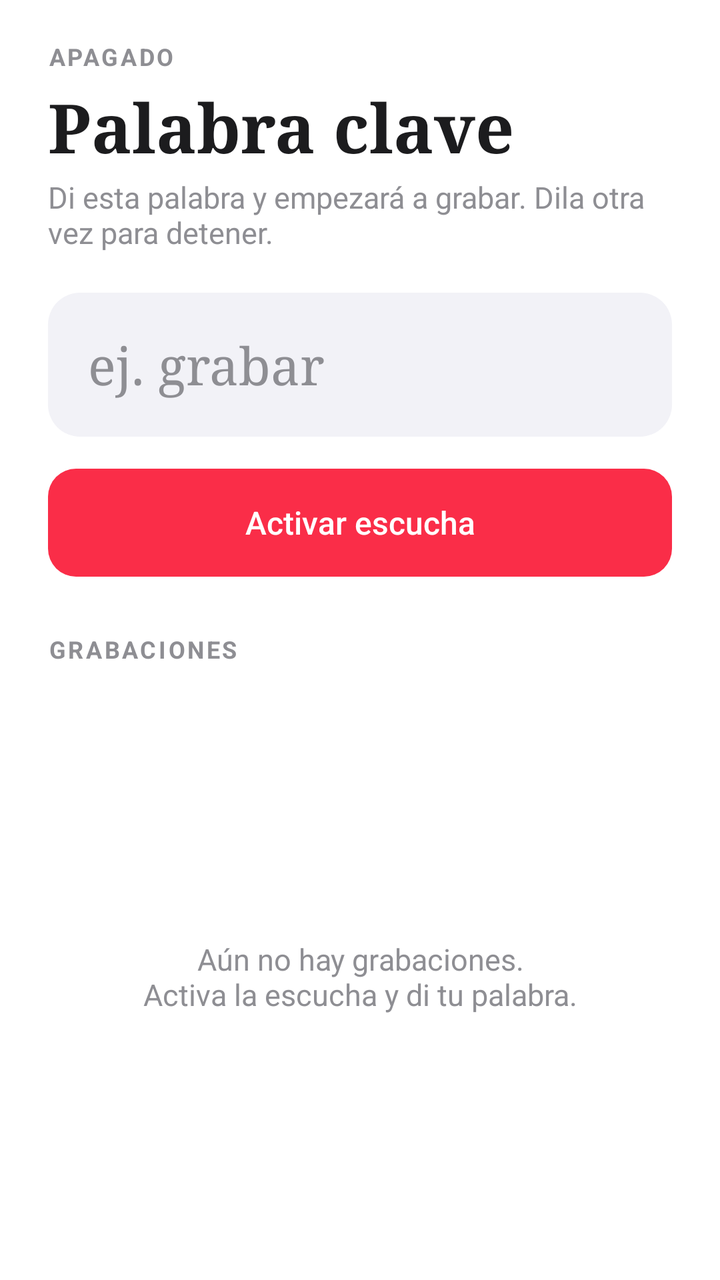
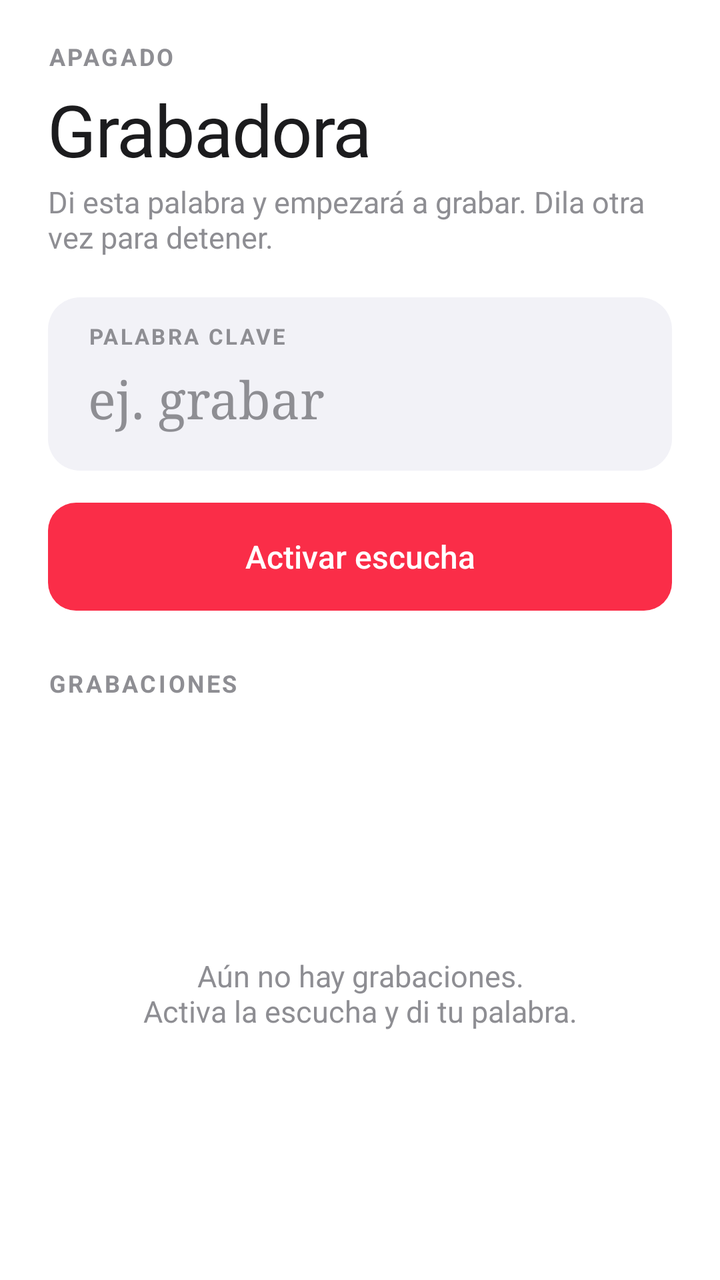

Compare the two renders of this Android layout. The source of the first and the diff that turns it into the second are given below.
<!-- AndroidManifest.xml: application theme Theme.PIAdismov -->
<!-- res/layout/activity_main.xml -->
<?xml version="1.0" encoding="utf-8"?>
<LinearLayout xmlns:android="http://schemas.android.com/apk/res/android"
    android:layout_width="match_parent"
    android:layout_height="match_parent"
    android:background="@color/pc_bg"
    android:fitsSystemWindows="true"
    android:orientation="vertical">

    
    <TextView
        android:id="@+id/tv_status"
        android:layout_width="match_parent"
        android:layout_height="wrap_content"
        android:layout_marginTop="20dp"
        android:letterSpacing="0.1"
        android:paddingStart="24dp"
        android:paddingEnd="24dp"
        android:text="APAGADO"
        android:textColor="@color/pc_text_secondary"
        android:textSize="12sp"
        android:textStyle="bold" />

    
    <TextView
        android:layout_width="match_parent"
        android:layout_height="wrap_content"
        android:fontFamily="serif"
        android:paddingStart="24dp"
        android:paddingTop="4dp"
        android:paddingEnd="24dp"
        android:text="Palabra clave"
        android:textColor="@color/pc_text"
        android:textSize="34sp"
        android:textStyle="bold" />

    <TextView
        android:layout_width="match_parent"
        android:layout_height="wrap_content"
        android:paddingStart="24dp"
        android:paddingTop="2dp"
        android:paddingEnd="24dp"
        android:text="Di esta palabra y empezará a grabar. Dila otra vez para detener."
        android:textColor="@color/pc_text_secondary"
        android:textSize="15sp" />

    
    <LinearLayout
        android:layout_width="match_parent"
        android:layout_height="wrap_content"
        android:layout_marginStart="24dp"
        android:layout_marginTop="20dp"
        android:layout_marginEnd="24dp"
        android:background="@drawable/bg_card"
        android:orientation="vertical"
        android:paddingStart="20dp"
        android:paddingTop="12dp"
        android:paddingEnd="20dp"
        android:paddingBottom="12dp">

        <EditText
            android:id="@+id/et_keyword"
            android:layout_width="match_parent"
            android:layout_height="wrap_content"
            android:background="@null"
            android:fontFamily="serif"
            android:hint="ej. grabar"
            android:imeOptions="actionDone"
            android:inputType="text|textNoSuggestions"
            android:minHeight="48dp"
            android:singleLine="true"
            android:textColor="@color/pc_text"
            android:textColorHint="@color/pc_text_secondary"
            android:textSize="26sp" />
    </LinearLayout>

    
    <TextView
        android:id="@+id/btn_toggle"
        android:layout_width="match_parent"
        android:layout_height="54dp"
        android:layout_marginStart="24dp"
        android:layout_marginTop="16dp"
        android:layout_marginEnd="24dp"
        android:background="@drawable/bg_primary_button"
        android:clickable="true"
        android:focusable="true"
        android:fontFamily="sans-serif-medium"
        android:gravity="center"
        android:text="Activar escucha"
        android:textColor="#FFFFFFFF"
        android:textSize="16sp" />

    
    <TextView
        android:id="@+id/btn_stop_rec"
        android:layout_width="match_parent"
        android:layout_height="54dp"
        android:layout_marginStart="24dp"
        android:layout_marginTop="10dp"
        android:layout_marginEnd="24dp"
        android:background="@drawable/bg_primary_button"
        android:clickable="true"
        android:focusable="true"
        android:fontFamily="sans-serif-medium"
        android:gravity="center"
        android:text="Detener grabación"
        android:textColor="#FFFFFFFF"
        android:textSize="16sp"
        android:visibility="gone" />

    <TextView
        android:layout_width="match_parent"
        android:layout_height="wrap_content"
        android:layout_marginTop="28dp"
        android:letterSpacing="0.1"
        android:paddingStart="24dp"
        android:paddingEnd="24dp"
        android:paddingBottom="4dp"
        android:text="GRABACIONES"
        android:textColor="@color/pc_text_secondary"
        android:textSize="12sp"
        android:textStyle="bold" />

    <FrameLayout
        android:layout_width="match_parent"
        android:layout_height="0dp"
        android:layout_weight="1">

        <ListView
            android:id="@+id/lv_recordings"
            android:layout_width="match_parent"
            android:layout_height="match_parent"
            android:clipToPadding="false"
            android:divider="@color/pc_divider"
            android:dividerHeight="0.5dp"
            android:listSelector="?attr/selectableItemBackground"
            android:paddingStart="24dp"
            android:paddingEnd="24dp"
            android:scrollbars="none" />

        <TextView
            android:id="@+id/tv_empty"
            android:layout_width="match_parent"
            android:layout_height="wrap_content"
            android:layout_gravity="center"
            android:gravity="center"
            android:padding="32dp"
            android:text="Aún no hay grabaciones.\nActiva la escucha y di tu palabra."
            android:textColor="@color/pc_text_secondary"
            android:textSize="15sp" />
    </FrameLayout>
</LinearLayout>
<!-- resources referenced by this layout -->
<resources>
  <color name="pc_bg">#FFFFFFFF</color>
  <color name="pc_divider">#FFE5E5EA</color>
  <color name="pc_text">#FF1C1C1E</color>
  <color name="pc_text_secondary">#FF8E8E93</color>
  <!-- drawable bg_card (drawable) -->
  <?xml version="1.0" encoding="utf-8"?>
  <shape xmlns:android="http://schemas.android.com/apk/res/android"
      android:shape="rectangle">
      <solid android:color="@color/pc_surface" />
      <corners android:radius="16dp" />
  </shape>
  <!-- drawable bg_primary_button (drawable) -->
  <?xml version="1.0" encoding="utf-8"?>
  <ripple xmlns:android="http://schemas.android.com/apk/res/android"
      android:color="#33FFFFFF">
      <item>
          <shape android:shape="rectangle">
              <solid android:color="@color/pc_accent" />
              <corners android:radius="14dp" />
          </shape>
      </item>
  </ripple>
  <style name="Theme.PIAdismov" parent="Base.Theme.PIAdismov" />
  <color name="pc_surface">#FFF2F2F7</color>
  <color name="pc_accent">#FFFA2D48</color>
  <style name="Base.Theme.PIAdismov" parent="Theme.Material3.DayNight.NoActionBar">
          
          
      </style>
</resources>

<!-- the commit's change to res/layout/activity_main.xml (unified diff, before → after) -->
@@ -24,14 +24,14 @@
     <TextView
         android:layout_width="match_parent"
         android:layout_height="wrap_content"
-        android:fontFamily="serif"
+        android:fontFamily="@font/montserrat_extrabold"
+        android:letterSpacing="-0.02"
         android:paddingStart="24dp"
         android:paddingTop="4dp"
         android:paddingEnd="24dp"
-        android:text="Palabra clave"
+        android:text="Grabadora"
         android:textColor="@color/pc_text"
-        android:textSize="34sp"
-        android:textStyle="bold" />
+        android:textSize="36sp" />
 
     <TextView
         android:layout_width="match_parent"
@@ -56,6 +56,15 @@
         android:paddingTop="12dp"
         android:paddingEnd="20dp"
         android:paddingBottom="12dp">
+
+        <TextView
+            android:layout_width="match_parent"
+            android:layout_height="wrap_content"
+            android:letterSpacing="0.1"
+            android:text="PALABRA CLAVE"
+            android:textColor="@color/pc_text_secondary"
+            android:textSize="11sp"
+            android:textStyle="bold" />
 
         <EditText
             android:id="@+id/et_keyword"
